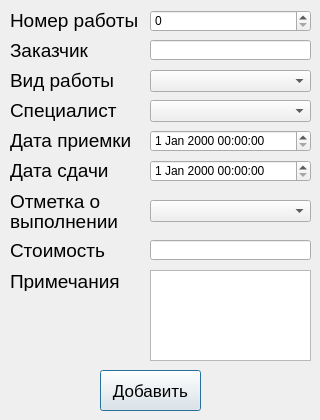
MrKykypy3ka/SRM_IT, file forms/addForm.ui: the form before one commit.
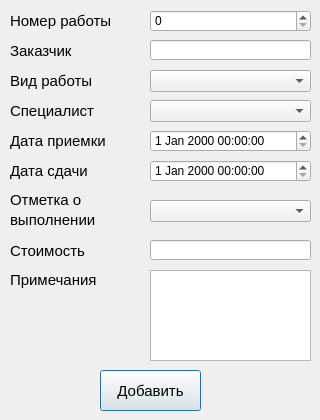
The form after the commit. Icons and pictures are not drawn.

```diff
--- a/forms/addForm.ui
+++ b/forms/addForm.ui
@@ -28,7 +28,7 @@
    </property>
    <property name="font">
     <font>
-     <pointsize>13</pointsize>
+     <pointsize>11</pointsize>
     </font>
    </property>
    <property name="text">
@@ -66,7 +66,7 @@
    </property>
    <property name="font">
     <font>
-     <pointsize>14</pointsize>
+     <pointsize>11</pointsize>
     </font>
    </property>
    <property name="text">
@@ -84,7 +84,7 @@
    </property>
    <property name="font">
     <font>
-     <pointsize>14</pointsize>
+     <pointsize>11</pointsize>
     </font>
    </property>
    <property name="text">
@@ -102,7 +102,7 @@
    </property>
    <property name="font">
     <font>
-     <pointsize>14</pointsize>
+     <pointsize>11</pointsize>
     </font>
    </property>
    <property name="text">
@@ -120,7 +120,7 @@
    </property>
    <property name="font">
     <font>
-     <pointsize>14</pointsize>
+     <pointsize>11</pointsize>
     </font>
    </property>
    <property name="text">
@@ -138,7 +138,7 @@
    </property>
    <property name="font">
     <font>
-     <pointsize>14</pointsize>
+     <pointsize>11</pointsize>
     </font>
    </property>
    <property name="text">
@@ -157,7 +157,7 @@
    <property name="font">
     <font>
      <family>MS Shell Dlg 2</family>
-     <pointsize>14</pointsize>
+     <pointsize>11</pointsize>
     </font>
    </property>
    <property name="lineWidth">
@@ -179,7 +179,7 @@
    <property name="font">
     <font>
      <family>MS Shell Dlg 2</family>
-     <pointsize>14</pointsize>
+     <pointsize>11</pointsize>
     </font>
    </property>
    <property name="lineWidth">
@@ -201,7 +201,7 @@
    <property name="font">
     <font>
      <family>MS Shell Dlg 2</family>
-     <pointsize>14</pointsize>
+     <pointsize>11</pointsize>
     </font>
    </property>
    <property name="lineWidth">
@@ -272,7 +272,7 @@
    </property>
    <property name="font">
     <font>
-     <pointsize>14</pointsize>
+     <pointsize>11</pointsize>
     </font>
    </property>
    <property name="text">
@@ -310,7 +310,7 @@
    </property>
    <property name="font">
     <font>
-     <pointsize>14</pointsize>
+     <pointsize>11</pointsize>
     </font>
    </property>
    <property name="text">
```
